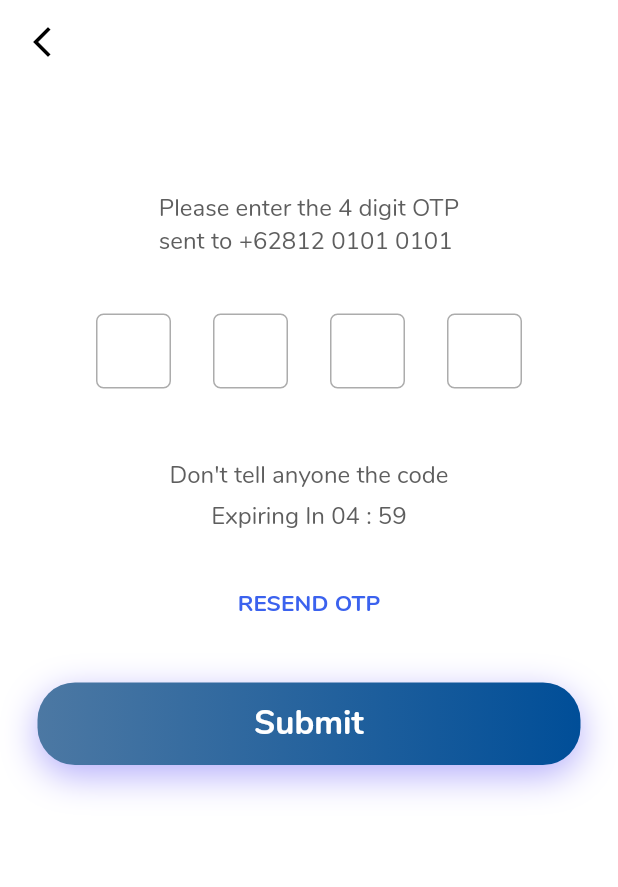
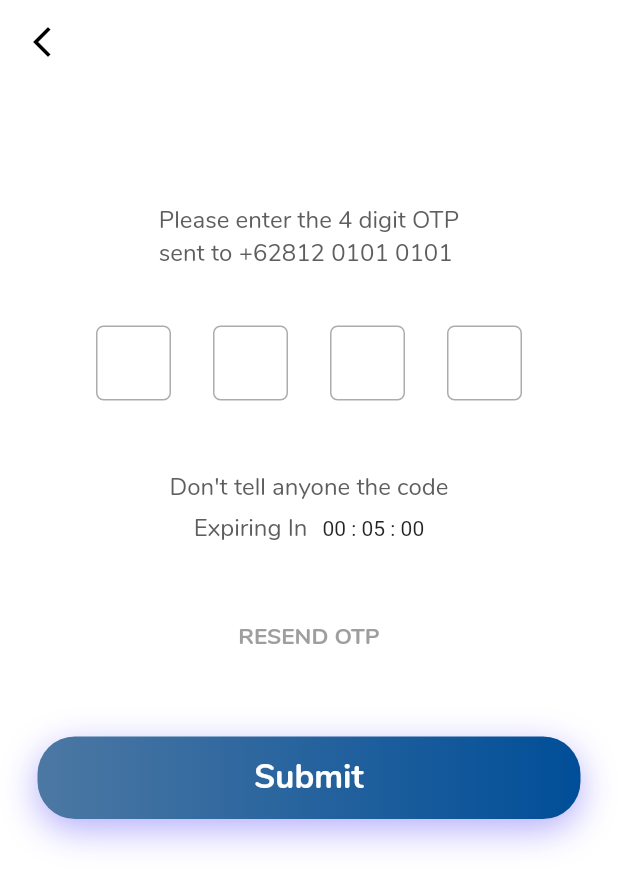
Before and after one commit to waddahalloush/Khedny-Ma3k, a Flutter app: the OtpScreen screen opened by its route, on a phone screen of 412 x 824 dp. Shown: the top 887 px of the screen. Run offline on Flutter 3.47's test engine with Material 2 defaults, Android fonts, the light colour scheme and no system bars; drawn by our look-alikes of flutter_countdown_timer, pinput; our stand-ins replace flutter_chat_bubble, flutter_rating_bar, flutter_svg, flutter_switch, introduction_screen, persistent_bottom_nav_bar and 1 more.

Commit message:
run resend otp

```diff
--- a/lib/Controller/app_provider.dart
+++ b/lib/Controller/app_provider.dart
@@ -1,11 +1,10 @@
-import 'dart:developer';
-
 import 'package:flutter/material.dart';
 
 class AppProvider extends ChangeNotifier {
   bool isVisible1 = false;
   bool isVisible2 = false;
   int navIndex = 0;
+
   final GlobalKey<ScaffoldState> scaffoldKey = GlobalKey<ScaffoldState>();
 
   void changeVisible1() {
@@ -25,7 +24,7 @@ class AppProvider extends ChangeNotifier {
 
   void openDrawer() {
     scaffoldKey.currentState!.openDrawer();
-    log("Drawer");
+
     notifyListeners();
   }
 }
--- a/lib/View/Screens/Create Account Screen/create_account_screen.dart
+++ b/lib/View/Screens/Create Account Screen/create_account_screen.dart
@@ -11,7 +11,7 @@ class CreateAccountScreen extends StatelessWidget {
         child: Scaffold(
       resizeToAvoidBottomInset: false,
       body: Padding(
-        padding: const EdgeInsets.symmetric(vertical: 35, horizontal: 17),
+        padding: const EdgeInsets.symmetric(vertical: 45, horizontal: 17),
         child: Column(
           children: [
             const SizedBox(
--- a/lib/View/Screens/OTP Screen/otp_screen.dart
+++ b/lib/View/Screens/OTP Screen/otp_screen.dart
@@ -1,12 +1,43 @@
 import 'package:flutter/material.dart';
+import 'package:flutter_countdown_timer/index.dart';
 import 'package:khedni_m3k/Core/Core/utils/Global%20Widgets/blur_button.dart';
 import 'package:khedni_m3k/Core/Core/utils/media_query_ex.dart';
 import 'package:pinput/pinput.dart';
 
 import '../../../Core/Core/utils/app_router.dart';
 
-class OtpScreen extends StatelessWidget {
+class OtpScreen extends StatefulWidget {
   const OtpScreen({Key? key}) : super(key: key);
+
+  @override
+  State<OtpScreen> createState() => _OtpScreenState();
+}
+
+class _OtpScreenState extends State<OtpScreen> {
+  late CountdownTimerController controller;
+  bool isCountDownComplete = false;
+  void onEnd() {
+    setState(() {
+      isCountDownComplete = true;
+    });
+    controller.disposeTimer();
+  }
+
+  int endTime = DateTime.now().millisecondsSinceEpoch + 1000 * 60 * 5;
+  @override
+  void initState() {
+    controller = CountdownTimerController(
+      endTime: endTime,
+      onEnd: onEnd,
+    );
+    super.initState();
+  }
+
+  @override
+  void dispose() {
+    controller.dispose();
+    super.dispose();
+  }
 
   @override
   Widget build(BuildContext context) {
@@ -23,7 +54,7 @@ class OtpScreen extends StatelessWidget {
         ),
       ),
       body: Padding(
-        padding: const EdgeInsets.symmetric(vertical: 72, horizontal: 25),
+        padding: const EdgeInsets.symmetric(vertical: 80, horizontal: 25),
         child: SizedBox(
           height: context.height,
           width: context.width,
@@ -68,24 +99,48 @@ class OtpScreen extends StatelessWidget {
                     fontWeight: FontWeight.normal,
                     color: Color(0xFF5E5E5E)),
               ),
-              const Padding(
-                padding: EdgeInsets.only(top: 5, bottom: 37),
-                child: Text(
-                  "Expiring In 04 : 59",
+              Padding(
+                padding: const EdgeInsets.only(top: 5, bottom: 37),
+                child: Row(
+                  mainAxisAlignment: MainAxisAlignment.center,
+                  children: [
+                    const Text(
+                      "Expiring In",
                       style: TextStyle(
                           fontSize: 16,
                           fontFamily: "Nunito",
                           fontWeight: FontWeight.normal,
                           color: Color(0xFF5E5E5E)),
                     ),
+                    const SizedBox(
+                      width: 10,
+                    ),
+                    CountdownTimer(
+                      controller: controller,
+                      onEnd: onEnd,
+                      endTime: endTime,
+                    )
+                  ],
+                ),
               ),
               Padding(
                   padding: const EdgeInsets.only(bottom: 43),
-                child: Text(
-                  "RESEND OTP",
-                  style: Theme.of(context).primaryTextTheme.subtitle2,
-                ),
-              ),
+                  child: TextButton(
+                    onPressed: isCountDownComplete
+                        ? () {
+                            Navigator.popAndPushNamed(
+                                context, AppRouter.otpRoute);
+                          }
+                        : () {},
+                    child: Text("RESEND OTP",
+                        style: TextStyle(
+                            fontSize: 15,
+                            fontWeight: FontWeight.bold,
+                            fontFamily: "Nunito",
+                            color: isCountDownComplete
+                                ? const Color.fromARGB(255, 59, 98, 238)
+                                : Colors.grey)),
+                  )),
               BlurButton(
                   onPress: () {
                     Navigator.pushNamed(context, AppRouter.mainRoute);
--- a/pubspec.yaml
+++ b/pubspec.yaml
@@ -41,6 +41,7 @@ dependencies:
   pinput: ^2.2.16
   provider: ^6.0.4
   unicons: ^2.1.0
+  flutter_countdown_timer: ^4.1.0
 
 dev_dependencies:
   flutter_lints: ^2.0.0
```
Also changed, not shown: lib/View/Screens/OnBoarding Screen/on_boarding_screen.dart (+9 -9 lines), pubspec.lock. Lines whose indentation alone changed are shown as unchanged.
